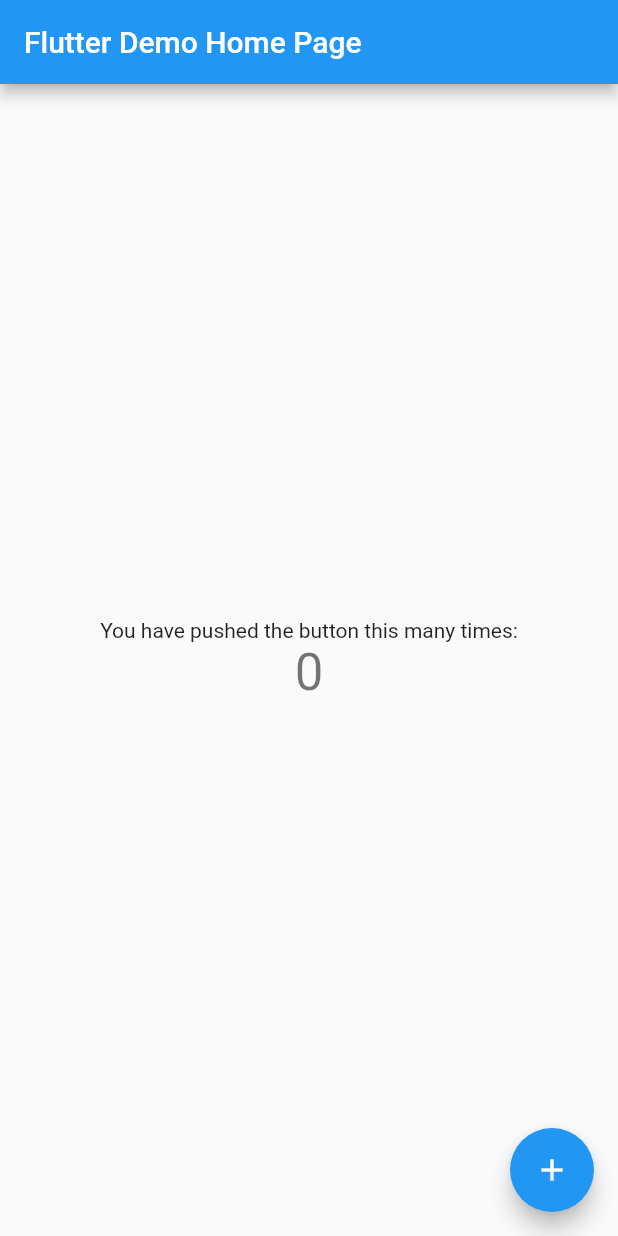
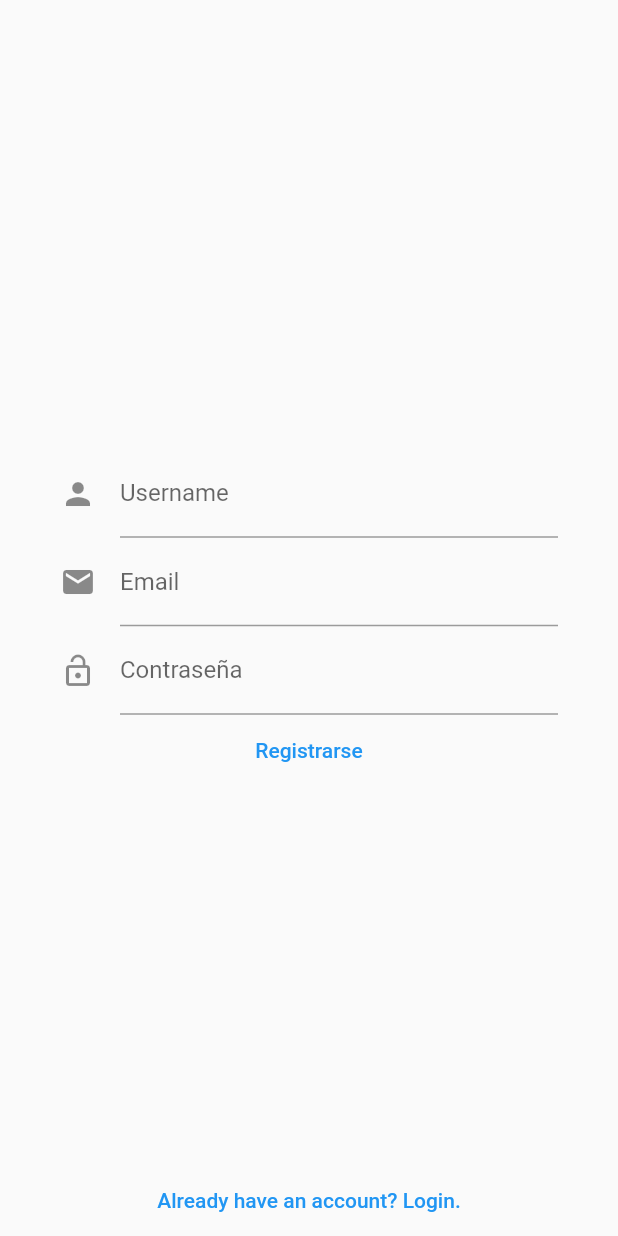
Before and after one commit to erickisos/amplify-flutter, a Flutter app: the screen it shows after launch, on a phone screen of 412 x 824 dp. Run offline on Flutter 3.47's test engine with Material 2 defaults, Android fonts, the phone set to English and light mode, and no system bars.

Commit message:
First pages (Login and SignUp)

```diff
--- a/lib/main.dart
+++ b/lib/main.dart
@@ -1,113 +1,31 @@
+import 'package:amplify_test/pages/login.page.dart';
+import 'package:amplify_test/pages/signup.page.dart';
 import 'package:flutter/material.dart';
 
 void main() {
   runApp(MyApp());
 }
 
-class MyApp extends StatelessWidget {
-  // This widget is the root of your application.
+class MyApp extends StatefulWidget {
+  @override
+  State<StatefulWidget> createState() => AppState();
+}
+
+class AppState extends State<MyApp> {
   @override
   Widget build(BuildContext context) {
     return MaterialApp(
-      title: 'Flutter Demo',
+      title: 'Amplify Test',
       theme: ThemeData(
-        // This is the theme of your application.
-        //
-        // Try running your application with "flutter run". You'll see the
-        // application has a blue toolbar. Then, without quitting the app, try
-        // changing the primarySwatch below to Colors.green and then invoke
-        // "hot reload" (press "r" in the console where you ran "flutter run",
-        // or simply save your changes to "hot reload" in a Flutter IDE).
-        // Notice that the counter didn't reset back to zero; the application
-        // is not restarted.
-        primarySwatch: Colors.blue,
+        visualDensity: VisualDensity.adaptivePlatformDensity,
       ),
-      home: MyHomePage(title: 'Flutter Demo Home Page'),
+      home: Navigator(
+        pages: [
+          MaterialPage(child: LoginPage()),
+          MaterialPage(child: SignUpPage()),
+        ],
+        onPopPage: (route, result) => route.didPop(result),
+      ),
     );
   }
 }
-
-class MyHomePage extends StatefulWidget {
-  MyHomePage({Key? key, required this.title}) : super(key: key);
-
-  // This widget is the home page of your application. It is stateful, meaning
-  // that it has a State object (defined below) that contains fields that affect
-  // how it looks.
-
-  // This class is the configuration for the state. It holds the values (in this
-  // case the title) provided by the parent (in this case the App widget) and
-  // used by the build method of the State. Fields in a Widget subclass are
-  // always marked "final".
-
-  final String title;
-
-  @override
-  _MyHomePageState createState() => _MyHomePageState();
-}
-
-class _MyHomePageState extends State<MyHomePage> {
-  int _counter = 0;
-
-  void _incrementCounter() {
-    setState(() {
-      // This call to setState tells the Flutter framework that something has
-      // changed in this State, which causes it to rerun the build method below
-      // so that the display can reflect the updated values. If we changed
-      // _counter without calling setState(), then the build method would not be
-      // called again, and so nothing would appear to happen.
-      _counter++;
-    });
-  }
-
-  @override
-  Widget build(BuildContext context) {
-    // This method is rerun every time setState is called, for instance as done
-    // by the _incrementCounter method above.
-    //
-    // The Flutter framework has been optimized to make rerunning build methods
-    // fast, so that you can just rebuild anything that needs updating rather
-    // than having to individually change instances of widgets.
-    return Scaffold(
-      appBar: AppBar(
-        // Here we take the value from the MyHomePage object that was created by
-        // the App.build method, and use it to set our appbar title.
-        title: Text(widget.title),
-      ),
-      body: Center(
-        // Center is a layout widget. It takes a single child and positions it
-        // in the middle of the parent.
-        child: Column(
-          // Column is also a layout widget. It takes a list of children and
-          // arranges them vertically. By default, it sizes itself to fit its
-          // children horizontally, and tries to be as tall as its parent.
-          //
-          // Invoke "debug painting" (press "p" in the console, choose the
-          // "Toggle Debug Paint" action from the Flutter Inspector in Android
-          // Studio, or the "Toggle Debug Paint" command in Visual Studio Code)
-          // to see the wireframe for each widget.
-          //
-          // Column has various properties to control how it sizes itself and
-          // how it positions its children. Here we use mainAxisAlignment to
-          // center the children vertically; the main axis here is the vertical
-          // axis because Columns are vertical (the cross axis would be
-          // horizontal).
-          mainAxisAlignment: MainAxisAlignment.center,
-          children: <Widget>[
-            Text(
-              'You have pushed the button this many times:',
-            ),
-            Text(
-              '$_counter',
-              style: Theme.of(context).textTheme.headline4,
-            ),
-          ],
-        ),
-      ),
-      floatingActionButton: FloatingActionButton(
-        onPressed: _incrementCounter,
-        tooltip: 'Increment',
-        child: Icon(Icons.add),
-      ), // This trailing comma makes auto-formatting nicer for build methods.
-    );
-  }
-}
--- /dev/null
+++ b/lib/pages/signup.page.dart
@@ -0,0 +1,81 @@
+import 'package:flutter/material.dart';
+
+class SignUpPage extends StatefulWidget {
+  @override
+  State<StatefulWidget> createState() {
+    return SignUpPageState();
+  }
+}
+
+class SignUpPageState extends State<SignUpPage> {
+  final _usernameController = TextEditingController();
+  final _emailController = TextEditingController();
+  final _passwordController = TextEditingController();
+
+  @override
+  Widget build(BuildContext context) {
+    return Scaffold(
+      body: SafeArea(
+        minimum: EdgeInsets.symmetric(
+          horizontal: 40,
+        ),
+        child: Stack(children: [
+          signUpForm(),
+          Container(
+            alignment: Alignment.bottomCenter,
+            child: TextButton(
+              onPressed: () {},
+              child: Text('Already have an account? Login.'),
+            ),
+          )
+        ]),
+      ),
+    );
+  }
+
+  Widget signUpForm() {
+    return Column(mainAxisAlignment: MainAxisAlignment.center, children: [
+      TextField(
+        controller: _usernameController,
+        decoration: InputDecoration(
+          icon: Icon(
+            Icons.person,
+          ),
+          labelText: 'Username',
+        ),
+      ),
+      TextField(
+        controller: _emailController,
+        decoration: InputDecoration(
+          icon: Icon(
+            Icons.email,
+          ),
+          labelText: 'Email',
+        ),
+      ),
+      TextField(
+        controller: _passwordController,
+        decoration: InputDecoration(
+          icon: Icon(Icons.lock_open),
+          labelText: 'Contraseña',
+        ),
+        obscureText: true,
+        keyboardType: TextInputType.visiblePassword,
+      ),
+      TextButton(
+        onPressed: signUp,
+        child: Text('Registrarse'),
+      )
+    ]);
+  }
+
+  void signUp() {
+    final username = _usernameController.text.trim();
+    final email = _emailController.text.trim();
+    final password = _passwordController.text.trim();
+
+    print('User: $username');
+    print('Email: $email');
+    print('Password: $password');
+  }
+}
```
Also changed, not shown: lib/pages/login.page.dart (added, +70 -0 lines).
